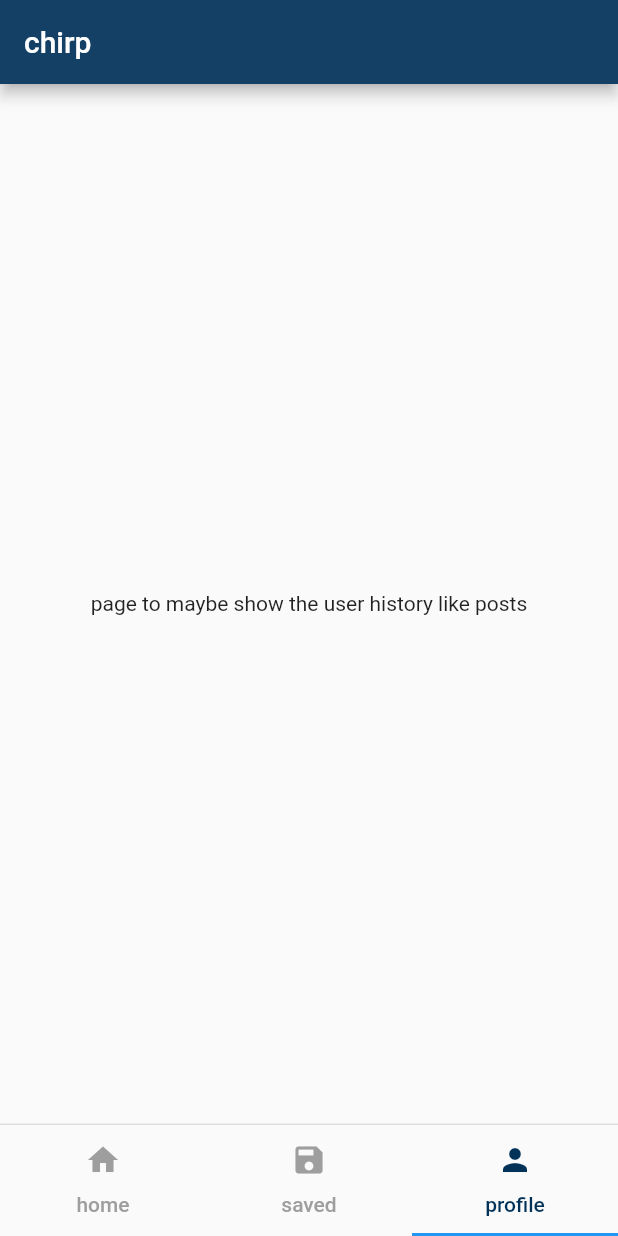
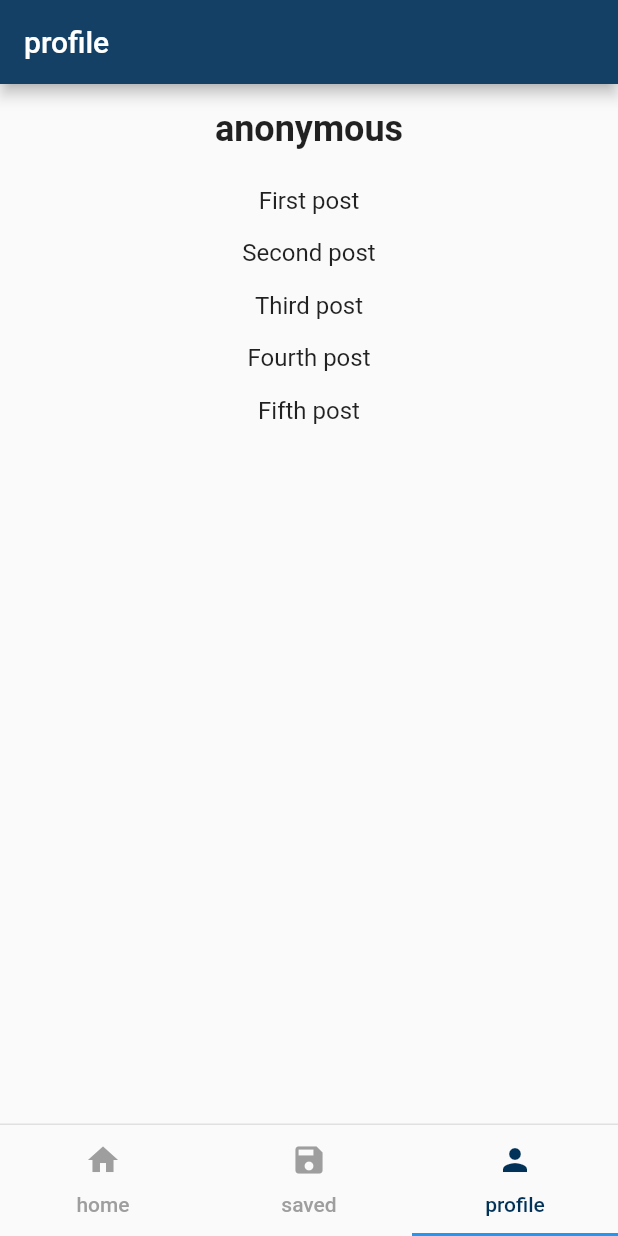
Before and after one commit to mbulling/chirp, a Flutter app: the screen it shows after launch, item 3 of the bottom bar chosen, on a phone screen of 412 x 824 dp. Run offline on Flutter 3.47's test engine with Material 2 defaults, Android fonts, the phone set to English and light mode, and no system bars; our stand-ins replace geolocator.

Commit message:
user profile page

```diff
--- a/lib/home_page.dart
+++ b/lib/home_page.dart
@@ -33,12 +33,17 @@ class _HomePageState extends State<HomePage> {
 
   @override
   Widget build(BuildContext context) {
-    return Center(
-      child: Text(
+    return Scaffold(
+      appBar: AppBar(
+        title: Text('home'),
+        backgroundColor: Color.fromARGB(255, 19, 64, 100),
+      ),
+      body: Center(
+          child: Text(
         _locationText,
         style: TextStyle(fontSize: 20),
         textAlign: TextAlign.center,
-      ),
+      )),
     );
   }
 }
--- a/lib/main.dart
+++ b/lib/main.dart
@@ -1,6 +1,7 @@
 import 'package:flutter/material.dart';
 import 'package:geolocator/geolocator.dart';
-import 'home_page.dart'; // add this line to import home_page.dart
+import 'home_page.dart';
+import 'user_profile.dart';
 
 void main() {
   runApp(MyApp());
@@ -15,17 +16,11 @@ class MyApp extends StatelessWidget {
       home: DefaultTabController(
         length: 3,
         child: Scaffold(
-          appBar: AppBar(
-            title: Text('chirp'),
-            backgroundColor: Color.fromARGB(255, 19, 64, 100),
-          ),
           body: TabBarView(
             children: [
               HomePage(), // replace this line with HomePage widget from home_page.dart
               Center(child: Text('page to show saved chats or saved regions?')),
-              Center(
-                  child:
-                      Text('page to maybe show the user history like posts')),
+              UserProfilePage(userName: 'anonymous'),
             ],
           ),
           bottomNavigationBar: Container(
--- /dev/null
+++ b/lib/user_profile.dart
@@ -0,0 +1,60 @@
+import 'package:flutter/material.dart';
+
+class UserProfilePage extends StatefulWidget {
+  final String userName;
+
+  UserProfilePage({Key? key, required this.userName}) : super(key: key);
+
+  @override
+  _UserProfilePageState createState() => _UserProfilePageState();
+}
+
+class _UserProfilePageState extends State<UserProfilePage> {
+  List<String> postHistory = [
+    'First post',
+    'Second post',
+    'Third post',
+    'Fourth post',
+    'Fifth post',
+  ];
+
+  @override
+  Widget build(BuildContext context) {
+    return Scaffold(
+      appBar: AppBar(
+        title: Text('profile'),
+        backgroundColor: Color.fromARGB(255, 19, 64, 100),
+      ),
+      body: Column(
+        children: <Widget>[
+          Padding(
+            padding: EdgeInsets.all(16.0),
+            child: Text(
+              widget.userName,
+              style: TextStyle(
+                fontSize: 24.0,
+                fontWeight: FontWeight.bold,
+              ),
+            ),
+          ),
+          Expanded(
+            child: ListView.builder(
+              itemCount: postHistory.length,
+              itemBuilder: (BuildContext context, int index) {
+                return Padding(
+                  padding: EdgeInsets.all(8.0),
+                  child: Center(
+                    child: Text(
+                      postHistory[index],
+                      style: TextStyle(fontSize: 16.0),
+                    ),
+                  ),
+                );
+              },
+            ),
+          ),
+        ],
+      ),
+    );
+  }
+}
```
